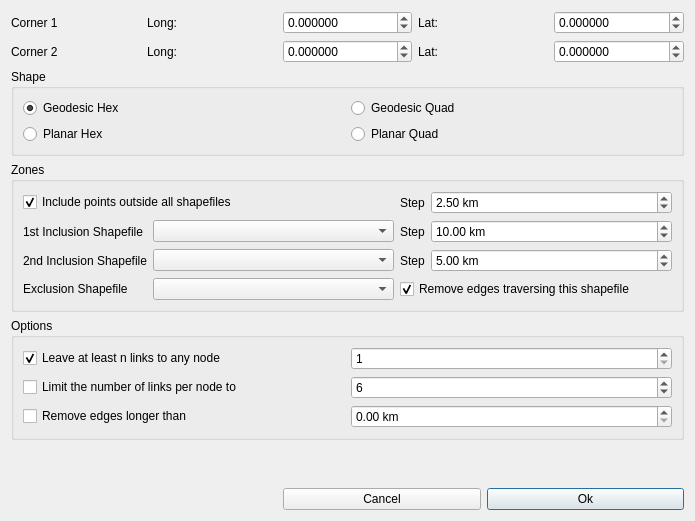
This is qtgui/creategraphdialog.ui in frabas/DISPLACE_GUI as Qt 5 draws it before an edit. The edited form follows.
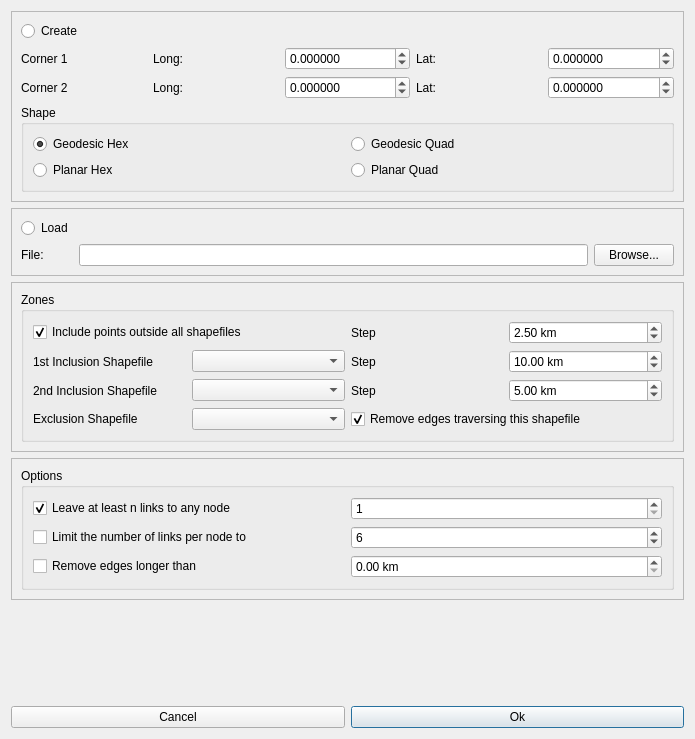
This is the edited form.

Commit message: Create Graph dialog updated

The edit to the form file:
```diff
--- a/qtgui/creategraphdialog.ui
+++ b/qtgui/creategraphdialog.ui
@@ -7,142 +7,23 @@
     <x>0</x>
     <y>0</y>
     <width>695</width>
-    <height>521</height>
+    <height>739</height>
    </rect>
   </property>
   <property name="windowTitle">
    <string>Create Graph</string>
   </property>
+  <layout class="QVBoxLayout" name="verticalLayout">
+   <item>
+    <widget class="QFrame" name="frame">
+     <property name="frameShape">
+      <enum>QFrame::StyledPanel</enum>
+     </property>
+     <property name="frameShadow">
+      <enum>QFrame::Raised</enum>
+     </property>
   <layout class="QGridLayout" name="gridLayout">
-   <item row="1" column="2">
-    <widget class="QDoubleSpinBox" name="long2">
-     <property name="decimals">
-      <number>6</number>
-     </property>
-     <property name="minimum">
-      <double>-180.000000000000000</double>
-     </property>
-     <property name="maximum">
-      <double>180.000000000000000</double>
-     </property>
-    </widget>
-   </item>
-   <item row="0" column="1">
-    <widget class="QLabel" name="label_2">
-     <property name="text">
-      <string>Long:</string>
-     </property>
-    </widget>
-   </item>
-   <item row="7" column="2" colspan="3">
-    <layout class="QHBoxLayout" name="horizontalLayout">
-     <item>
-      <widget class="QPushButton" name="cmdCancel">
-       <property name="text">
-        <string>Cancel</string>
-       </property>
-      </widget>
-     </item>
-     <item>
-      <widget class="QPushButton" name="cmdOk">
-       <property name="text">
-        <string>Ok</string>
-       </property>
-       <property name="default">
-        <bool>true</bool>
-       </property>
-      </widget>
-     </item>
-    </layout>
-   </item>
-   <item row="1" column="0">
-    <widget class="QLabel" name="label_4">
-     <property name="text">
-      <string>Corner 2</string>
-     </property>
-    </widget>
-   </item>
-   <item row="0" column="3">
-    <widget class="QLabel" name="label_3">
-     <property name="text">
-      <string>Lat:</string>
-     </property>
-    </widget>
-   </item>
-   <item row="0" column="2">
-    <widget class="QDoubleSpinBox" name="long1">
-     <property name="decimals">
-      <number>6</number>
-     </property>
-     <property name="minimum">
-      <double>-180.000000000000000</double>
-     </property>
-     <property name="maximum">
-      <double>180.000000000000000</double>
-     </property>
-    </widget>
-   </item>
-   <item row="1" column="3">
-    <widget class="QLabel" name="label_6">
-     <property name="text">
-      <string>Lat:</string>
-     </property>
-    </widget>
-   </item>
-   <item row="0" column="0">
-    <widget class="QLabel" name="label">
-     <property name="text">
-      <string>Corner 1</string>
-     </property>
-    </widget>
-   </item>
-   <item row="1" column="1">
-    <widget class="QLabel" name="label_5">
-     <property name="text">
-      <string>Long:</string>
-     </property>
-    </widget>
-   </item>
-   <item row="0" column="4">
-    <widget class="QDoubleSpinBox" name="lat1">
-     <property name="decimals">
-      <number>6</number>
-     </property>
-     <property name="minimum">
-      <double>-90.000000000000000</double>
-     </property>
-     <property name="maximum">
-      <double>90.000000000000000</double>
-     </property>
-    </widget>
-   </item>
-   <item row="1" column="4">
-    <widget class="QDoubleSpinBox" name="lat2">
-     <property name="decimals">
-      <number>6</number>
-     </property>
-     <property name="minimum">
-      <double>-90.000000000000000</double>
-     </property>
-     <property name="maximum">
-      <double>90.000000000000000</double>
-     </property>
-    </widget>
-   </item>
-   <item row="6" column="3">
-    <spacer name="verticalSpacer">
-     <property name="orientation">
-      <enum>Qt::Vertical</enum>
-     </property>
-     <property name="sizeHint" stdset="0">
-      <size>
-       <width>20</width>
-       <height>40</height>
-      </size>
-     </property>
-    </spacer>
-   </item>
-   <item row="2" column="0" colspan="5">
+      <item row="3" column="0" colspan="5">
     <widget class="QGroupBox" name="groupBox">
      <property name="title">
       <string>Shape</string>
@@ -182,29 +63,188 @@
      </layout>
     </widget>
    </item>
-   <item row="4" column="0" colspan="5">
+      <item row="1" column="3">
+       <widget class="QLabel" name="label_3">
+        <property name="text">
+         <string>Lat:</string>
+        </property>
+       </widget>
+      </item>
+      <item row="2" column="4">
+       <widget class="QDoubleSpinBox" name="lat2">
+        <property name="decimals">
+         <number>6</number>
+        </property>
+        <property name="minimum">
+         <double>-90.000000000000000</double>
+        </property>
+        <property name="maximum">
+         <double>90.000000000000000</double>
+        </property>
+       </widget>
+      </item>
+      <item row="2" column="1">
+       <widget class="QLabel" name="label_5">
+        <property name="text">
+         <string>Long:</string>
+        </property>
+       </widget>
+      </item>
+      <item row="1" column="1">
+       <widget class="QLabel" name="label_2">
+        <property name="text">
+         <string>Long:</string>
+        </property>
+       </widget>
+      </item>
+      <item row="2" column="0">
+       <widget class="QLabel" name="label_4">
+        <property name="text">
+         <string>Corner 2</string>
+        </property>
+       </widget>
+      </item>
+      <item row="2" column="3">
+       <widget class="QLabel" name="label_6">
+        <property name="text">
+         <string>Lat:</string>
+        </property>
+       </widget>
+      </item>
+      <item row="1" column="4">
+       <widget class="QDoubleSpinBox" name="lat1">
+        <property name="decimals">
+         <number>6</number>
+        </property>
+        <property name="minimum">
+         <double>-90.000000000000000</double>
+        </property>
+        <property name="maximum">
+         <double>90.000000000000000</double>
+        </property>
+       </widget>
+      </item>
+      <item row="1" column="0">
+       <widget class="QLabel" name="label">
+        <property name="text">
+         <string>Corner 1</string>
+        </property>
+       </widget>
+      </item>
+      <item row="1" column="2">
+       <widget class="QDoubleSpinBox" name="long1">
+        <property name="decimals">
+         <number>6</number>
+        </property>
+        <property name="minimum">
+         <double>-180.000000000000000</double>
+        </property>
+        <property name="maximum">
+         <double>180.000000000000000</double>
+        </property>
+       </widget>
+      </item>
+      <item row="2" column="2">
+       <widget class="QDoubleSpinBox" name="long2">
+        <property name="decimals">
+         <number>6</number>
+        </property>
+        <property name="minimum">
+         <double>-180.000000000000000</double>
+        </property>
+        <property name="maximum">
+         <double>180.000000000000000</double>
+        </property>
+       </widget>
+      </item>
+      <item row="0" column="0">
+       <widget class="QRadioButton" name="radioCreate">
+        <property name="text">
+         <string>Create</string>
+        </property>
+       </widget>
+      </item>
+     </layout>
+    </widget>
+   </item>
+   <item>
+    <widget class="QFrame" name="frame_2">
+     <property name="frameShape">
+      <enum>QFrame::StyledPanel</enum>
+     </property>
+     <property name="frameShadow">
+      <enum>QFrame::Raised</enum>
+     </property>
+     <layout class="QGridLayout" name="gridLayout_5">
+      <item row="1" column="0">
+       <widget class="QLabel" name="label_13">
+        <property name="text">
+         <string>File:</string>
+        </property>
+       </widget>
+      </item>
+      <item row="1" column="1">
+       <widget class="QLineEdit" name="GraphPath"/>
+      </item>
+      <item row="0" column="0">
+       <widget class="QRadioButton" name="radioLoad">
+        <property name="text">
+         <string>Load</string>
+        </property>
+       </widget>
+      </item>
+      <item row="1" column="2">
+       <widget class="QPushButton" name="buttonBrowsePath">
+        <property name="text">
+         <string>Browse...</string>
+        </property>
+       </widget>
+      </item>
+     </layout>
+    </widget>
+   </item>
+   <item>
+    <widget class="QFrame" name="frame_3">
+     <property name="frameShape">
+      <enum>QFrame::StyledPanel</enum>
+     </property>
+     <property name="frameShadow">
+      <enum>QFrame::Raised</enum>
+     </property>
+     <layout class="QGridLayout" name="gridLayout_7">
+      <item row="0" column="0">
     <widget class="QGroupBox" name="groupBox_2">
      <property name="title">
       <string>Zones</string>
      </property>
-     <layout class="QGridLayout" name="gridLayout_3" columnstretch="0,1,0,1">
-      <item row="1" column="1">
-       <widget class="QComboBox" name="shapefileIncluding1"/>
-      </item>
-      <item row="3" column="1">
-       <widget class="QComboBox" name="shapefileExcluding"/>
-      </item>
-      <item row="1" column="0">
-       <widget class="QLabel" name="label_8">
+        <property name="flat">
+         <bool>false</bool>
+        </property>
+        <layout class="QGridLayout" name="gridLayout_3" columnstretch="0,0,0,0">
+         <item row="3" column="2" colspan="2">
+          <widget class="QCheckBox" name="removeEdgesExclusion">
+           <property name="text">
+            <string>Remove edges traversing this shapefile</string>
+           </property>
+           <property name="checked">
+            <bool>true</bool>
+           </property>
+          </widget>
+         </item>
+         <item row="0" column="2">
+          <widget class="QLabel" name="label_12">
         <property name="text">
-         <string>1st Inclusion Shapefile</string>
+            <string>Step</string>
         </property>
        </widget>
       </item>
-      <item row="3" column="0">
-       <widget class="QLabel" name="label_9">
+         <item row="0" column="0" colspan="2">
+          <widget class="QCheckBox" name="enableOutside">
         <property name="text">
-         <string>Exclusion Shapefile</string>
+            <string>Include points outside all shapefiles</string>
+           </property>
+           <property name="checked">
+            <bool>true</bool>
         </property>
        </widget>
       </item>
@@ -227,10 +267,32 @@
         </property>
        </widget>
       </item>
-      <item row="1" column="2">
-       <widget class="QLabel" name="label_7">
+         <item row="1" column="0">
+          <widget class="QLabel" name="label_8">
         <property name="text">
-         <string>Step</string>
+            <string>1st Inclusion Shapefile</string>
+           </property>
+          </widget>
+         </item>
+         <item row="1" column="1">
+          <widget class="QComboBox" name="shapefileIncluding1"/>
+         </item>
+         <item row="0" column="3">
+          <widget class="QDoubleSpinBox" name="step">
+           <property name="suffix">
+            <string> km</string>
+           </property>
+           <property name="minimum">
+            <double>0.500000000000000</double>
+           </property>
+           <property name="maximum">
+            <double>1000.000000000000000</double>
+           </property>
+           <property name="singleStep">
+            <double>0.500000000000000</double>
+           </property>
+           <property name="value">
+            <double>2.500000000000000</double>
         </property>
        </widget>
       </item>
@@ -241,16 +303,6 @@
         </property>
        </widget>
       </item>
-      <item row="2" column="1">
-       <widget class="QComboBox" name="shapefileIncluding2"/>
-      </item>
-      <item row="2" column="2">
-       <widget class="QLabel" name="label_11">
-        <property name="text">
-         <string>Step</string>
-        </property>
-       </widget>
-      </item>
       <item row="2" column="3">
        <widget class="QDoubleSpinBox" name="step2">
         <property name="suffix">
@@ -270,56 +322,49 @@
         </property>
        </widget>
       </item>
-      <item row="0" column="3">
-       <widget class="QDoubleSpinBox" name="step">
-        <property name="suffix">
-         <string> km</string>
-        </property>
-        <property name="minimum">
-         <double>0.500000000000000</double>
-        </property>
-        <property name="maximum">
-         <double>1000.000000000000000</double>
-        </property>
-        <property name="singleStep">
-         <double>0.500000000000000</double>
-        </property>
-        <property name="value">
-         <double>2.500000000000000</double>
-        </property>
-       </widget>
-      </item>
-      <item row="0" column="0" colspan="2">
-       <widget class="QCheckBox" name="enableOutside">
+         <item row="1" column="2">
+          <widget class="QLabel" name="label_7">
         <property name="text">
-         <string>Include points outside all shapefiles</string>
-        </property>
-        <property name="checked">
-         <bool>true</bool>
-        </property>
-       </widget>
-      </item>
-      <item row="0" column="2">
-       <widget class="QLabel" name="label_12">
+            <string>Step</string>
+           </property>
+          </widget>
+         </item>
+         <item row="3" column="1">
+          <widget class="QComboBox" name="shapefileExcluding"/>
+         </item>
+         <item row="2" column="1">
+          <widget class="QComboBox" name="shapefileIncluding2"/>
+         </item>
+         <item row="2" column="2">
+          <widget class="QLabel" name="label_11">
         <property name="text">
          <string>Step</string>
         </property>
        </widget>
       </item>
-      <item row="3" column="2" colspan="2">
-       <widget class="QCheckBox" name="removeEdgesExclusion">
+         <item row="3" column="0">
+          <widget class="QLabel" name="label_9">
         <property name="text">
-         <string>Remove edges traversing this shapefile</string>
-        </property>
-        <property name="checked">
-         <bool>true</bool>
-        </property>
+            <string>Exclusion Shapefile</string>
+           </property>
        </widget>
       </item>
      </layout>
     </widget>
    </item>
-   <item row="5" column="0" colspan="5">
+     </layout>
+    </widget>
+   </item>
+   <item>
+    <widget class="QFrame" name="frame_4">
+     <property name="frameShape">
+      <enum>QFrame::StyledPanel</enum>
+     </property>
+     <property name="frameShadow">
+      <enum>QFrame::Raised</enum>
+     </property>
+     <layout class="QGridLayout" name="gridLayout_8">
+      <item row="0" column="0">
     <widget class="QGroupBox" name="groupBox_3">
      <property name="title">
       <string>Options</string>
@@ -381,6 +426,43 @@
       </item>
      </layout>
     </widget>
+      </item>
+     </layout>
+    </widget>
+   </item>
+   <item>
+    <spacer name="verticalSpacer">
+     <property name="orientation">
+      <enum>Qt::Vertical</enum>
+     </property>
+     <property name="sizeHint" stdset="0">
+      <size>
+       <width>20</width>
+       <height>40</height>
+      </size>
+     </property>
+    </spacer>
+   </item>
+   <item>
+    <layout class="QHBoxLayout" name="horizontalLayout">
+     <item>
+      <widget class="QPushButton" name="cmdCancel">
+       <property name="text">
+        <string>Cancel</string>
+       </property>
+      </widget>
+     </item>
+     <item>
+      <widget class="QPushButton" name="cmdOk">
+       <property name="text">
+        <string>Ok</string>
+       </property>
+       <property name="default">
+        <bool>true</bool>
+       </property>
+      </widget>
+     </item>
+    </layout>
    </item>
   </layout>
  </widget>
```
Lines whose indentation alone changed are shown as unchanged.
